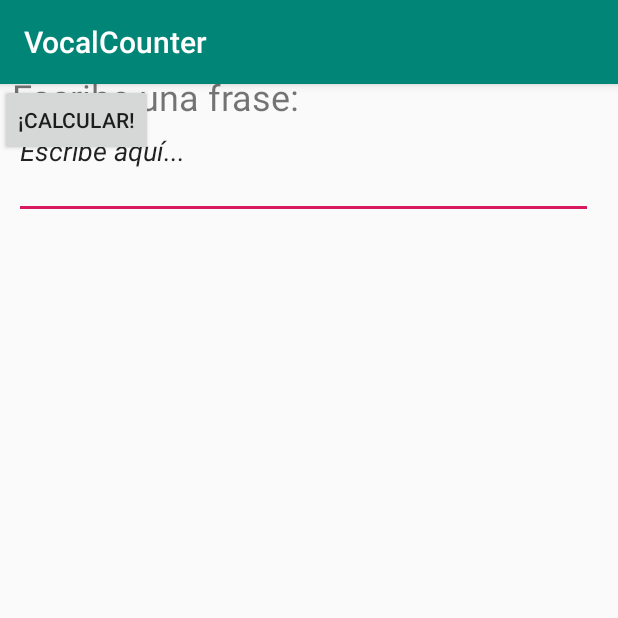
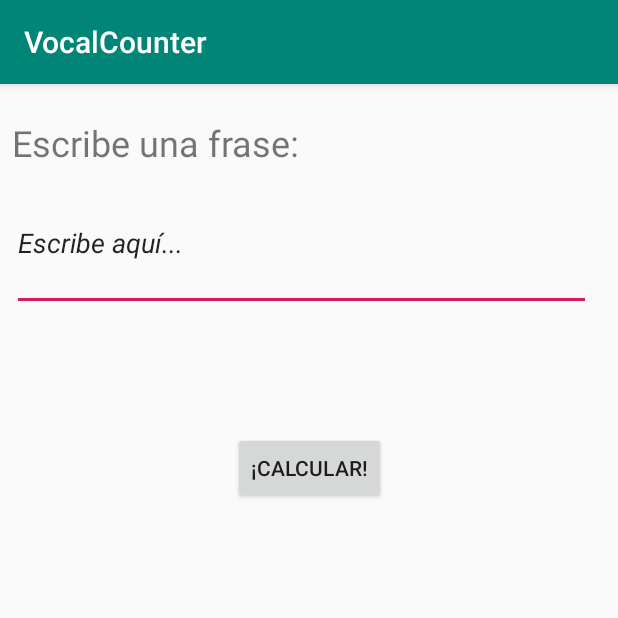
Before and after one commit to Dtrks/VocalCounter, an Android app: the screen it shows after launch (MainActivity), on a phone screen of 412 x 824 dp, the top half of it. Run offline under Robolectric (Android 15) with nearby library versions, the phone set to English and light mode, and no system bars.

Commit message:
Some changes and first version of the final product.

```diff
--- a/app/src/main/java/com/example/vocalcounter/MainActivity.java
+++ b/app/src/main/java/com/example/vocalcounter/MainActivity.java
@@ -3,13 +3,50 @@ package com.example.vocalcounter;
 import androidx.appcompat.app.AppCompatActivity;
 
 import android.os.Bundle;
+import android.view.View;
+import android.widget.Button;
+import android.widget.EditText;
+import android.widget.TextView;
 
 public class MainActivity extends AppCompatActivity {
+
+    public String inputText;
+    public int numVocals;
 
     @Override
     protected void onCreate(Bundle savedInstanceState) {
         super.onCreate(savedInstanceState);
         setContentView(R.layout.activity_main);
+
+        final Button mcalculateButton = findViewById(R.id.calculateButton);
+        final EditText medText = findViewById(R.id.edText1);
+        final TextView mtwOuput = findViewById(R.id.twTotalVocals);
+
+        mcalculateButton.setOnClickListener(new View.OnClickListener() {
+            @Override
+            public void onClick(View v) {
+                inputText = medText.getText().toString();
+                numVocals = calculateVocals((inputText));
+                mtwOuput.setText("Número de vocales: " + numVocals);
+            }
+        });
+
+        }
+    public int calculateVocals(String phrase){
+        int vocalCounter = 0;
+        char [] vocalsList=  {'a', 'e', 'i', 'o',  'u', 'A', 'E', 'I', 'O', 'U'};
+
+        //Remember, arrays always start with a 0.
+        for(int i = 0; i<phrase.length();i++){
+            for(int j = 0; j < vocalsList.length; j++){
+                if (phrase.charAt(i) == vocalsList[j]) {
+                    vocalCounter++;
+                }
+            }
+        }
+
+
+        return vocalCounter;
     }
 
 
@@ -17,4 +54,6 @@ public class MainActivity extends AppCompatActivity {
 
 
 
+
+
 }
--- a/app/src/main/res/layout/activity_main.xml
+++ b/app/src/main/res/layout/activity_main.xml
@@ -24,22 +24,43 @@
         android:layout_width="386dp"
         android:layout_height="90dp"
         android:layout_marginStart="8dp"
+        android:layout_marginTop="52dp"
         android:ems="10"
         android:inputType="textPersonName"
         android:text="@string/textInput"
         android:textStyle="italic"
+        app:layout_constraintBottom_toBottomOf="parent"
         app:layout_constraintEnd_toEndOf="parent"
-        app:layout_constraintHorizontal_bias="0.058"
+        app:layout_constraintHorizontal_bias="0.0"
         app:layout_constraintStart_toStartOf="parent"
-        tools:layout_editor_absoluteY="66dp" />
+        app:layout_constraintTop_toTopOf="parent"
+        app:layout_constraintVertical_bias="0.015" />
 
     <Button
         android:id="@+id/calculateButton"
         android:layout_width="wrap_content"
         android:layout_height="wrap_content"
+        android:layout_marginTop="232dp"
         android:text="@string/calculateButton"
-        tools:layout_editor_absoluteX="155dp"
-        tools:layout_editor_absoluteY="188dp" />
+        app:layout_constraintBottom_toBottomOf="parent"
+        app:layout_constraintEnd_toEndOf="parent"
+        app:layout_constraintStart_toStartOf="parent"
+        app:layout_constraintTop_toTopOf="parent"
+        app:layout_constraintVertical_bias="0.0" />
+
+    <TextView
+        android:id="@+id/twTotalVocals"
+        android:layout_width="wrap_content"
+        android:layout_height="wrap_content"
+        android:layout_marginTop="120dp"
+        android:text="@string/twTotalVocals"
+        android:textSize="30sp"
+        app:layout_constraintBottom_toBottomOf="parent"
+        app:layout_constraintEnd_toEndOf="parent"
+        app:layout_constraintHorizontal_bias="0.498"
+        app:layout_constraintStart_toStartOf="parent"
+        app:layout_constraintTop_toBottomOf="@+id/calculateButton"
+        app:layout_constraintVertical_bias="0.0" />
 
 
 </androidx.constraintlayout.widget.ConstraintLayout>
--- a/app/src/main/res/values/strings.xml
+++ b/app/src/main/res/values/strings.xml
@@ -3,4 +3,5 @@
     <string name="txView1">Escribe una frase: </string>
     <string name="textInput">Escribe aquí...</string>
     <string name="calculateButton">¡Calcular!</string>
+    <string name="twTotalVocals">          </string>
 </resources>
```
